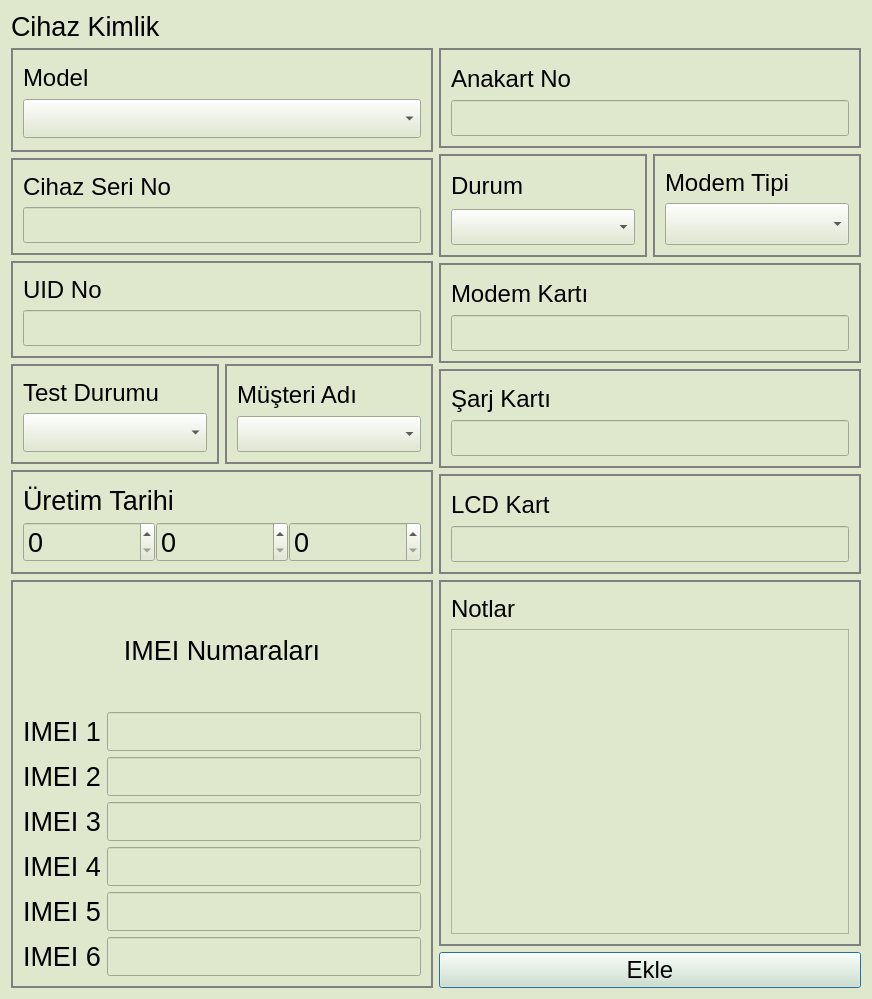
First picture: the form in src/secdialog.ui, repository yunusemrecinar/QT5-cihaz-kimlik-teknik-servis, before the edit.
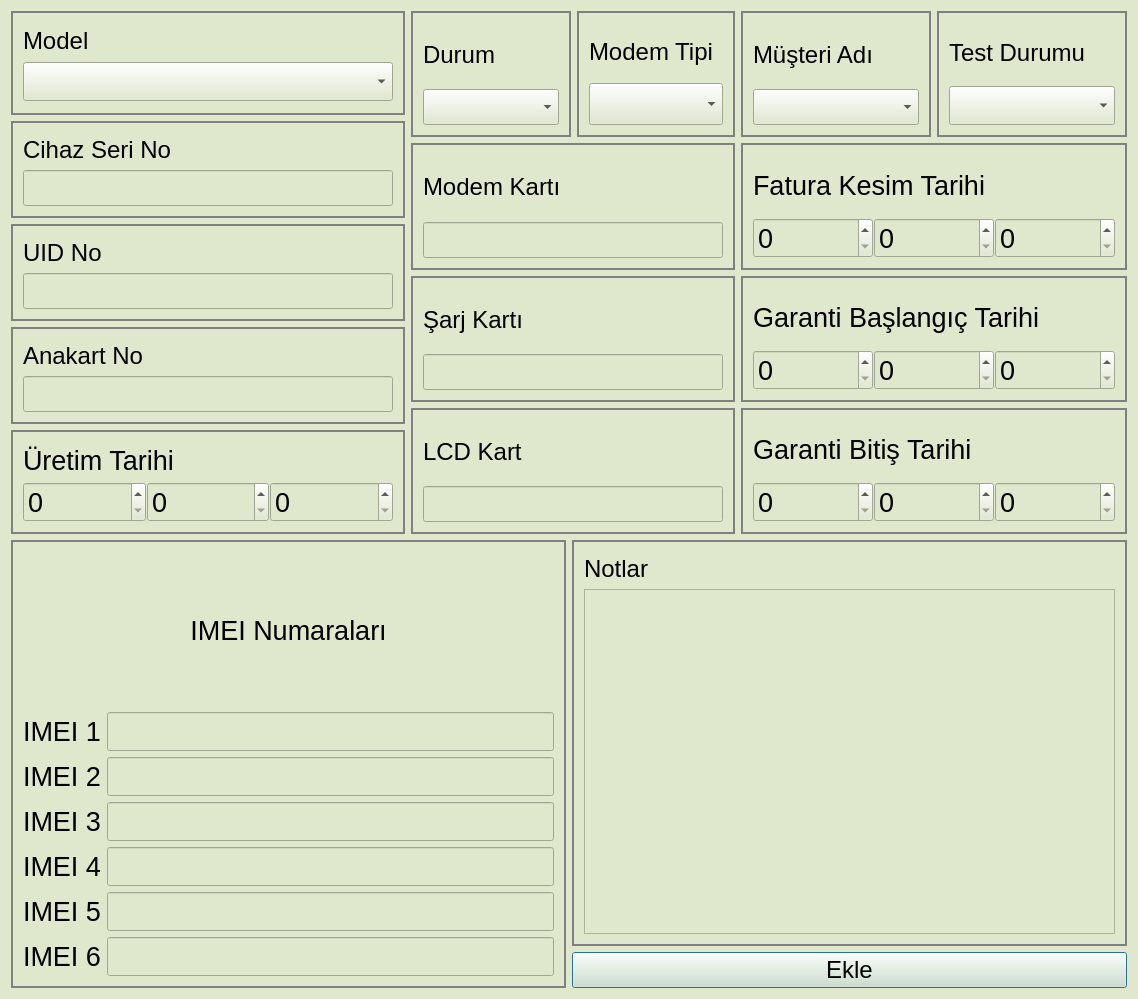
Second picture: the form after the edit.

The edit to the form file:
```diff
--- a/src/secdialog.ui
+++ b/src/secdialog.ui
@@ -6,7 +6,7 @@
    <rect>
     <x>0</x>
     <y>0</y>
-    <width>872</width>
+    <width>1138</width>
     <height>999</height>
    </rect>
   </property>
@@ -23,30 +23,9 @@
   background-color: #DFE8CC ;
 }</string>
   </property>
-  <layout class="QVBoxLayout" name="verticalLayout_19">
+  <layout class="QVBoxLayout" name="verticalLayout_23">
    <item>
     <layout class="QVBoxLayout" name="verticalLayout_14">
-     <item>
-      <widget class="QLabel" name="label_2">
-       <property name="sizePolicy">
-        <sizepolicy hsizetype="Fixed" vsizetype="Fixed">
-         <horstretch>0</horstretch>
-         <verstretch>0</verstretch>
-        </sizepolicy>
-       </property>
-       <property name="font">
-        <font>
-         <pointsize>20</pointsize>
-        </font>
-       </property>
-       <property name="styleSheet">
-        <string notr="true"/>
-       </property>
-       <property name="text">
-        <string>Cihaz Kimlik</string>
-       </property>
-      </widget>
-     </item>
      <item>
       <layout class="QHBoxLayout" name="horizontalLayout_2">
        <item>
@@ -61,7 +40,7 @@
            </property>
            <property name="minimumSize">
             <size>
-             <width>420</width>
+             <width>394</width>
              <height>104</height>
             </size>
            </property>
@@ -74,14 +53,14 @@
             <item>
              <widget class="QLabel" name="Model">
               <property name="sizePolicy">
-               <sizepolicy hsizetype="Fixed" vsizetype="Fixed">
+               <sizepolicy hsizetype="Preferred" vsizetype="Fixed">
                 <horstretch>0</horstretch>
                 <verstretch>0</verstretch>
                </sizepolicy>
               </property>
               <property name="minimumSize">
                <size>
-                <width>398</width>
+                <width>0</width>
                 <height>0</height>
                </size>
               </property>
@@ -190,92 +169,39 @@
           </widget>
          </item>
          <item>
-          <layout class="QHBoxLayout" name="horizontalLayout_3">
-           <item>
-            <widget class="QGroupBox" name="TestDurumBox">
-             <property name="styleSheet">
-              <string notr="true">QGroupBox {
+          <widget class="QGroupBox" name="AnakartNoBox">
+           <property name="styleSheet">
+            <string notr="true">QGroupBox {
 border:2px solid grey;
 }</string>
-             </property>
-             <layout class="QVBoxLayout" name="verticalLayout_8">
-              <item>
-               <widget class="QLabel" name="testDurumu">
-                <property name="font">
-                 <font>
-                  <pointsize>18</pointsize>
-                 </font>
-                </property>
-                <property name="styleSheet">
-                 <string notr="true">verticalLayout_6 {
-border:1px;
-}</string>
-                </property>
-                <property name="text">
-                 <string>Test Durumu</string>
-                </property>
-               </widget>
-              </item>
-              <item>
-               <widget class="QComboBox" name="test_durum_">
-                <property name="font">
-                 <font>
-                  <pointsize>20</pointsize>
-                 </font>
-                </property>
-               </widget>
-              </item>
-             </layout>
-            </widget>
-           </item>
-           <item>
-            <widget class="QGroupBox" name="musteriAdiBox">
-             <property name="minimumSize">
-              <size>
-               <width>0</width>
-               <height>0</height>
-              </size>
-             </property>
-             <property name="styleSheet">
-              <string notr="true">QGroupBox {
-border: 2px solid grey;
-}</string>
-             </property>
-             <layout class="QVBoxLayout" name="verticalLayout_10">
-              <item>
-               <widget class="QLabel" name="musteriAdi_2">
-                <property name="maximumSize">
-                 <size>
-                  <width>16777215</width>
-                  <height>16777215</height>
-                 </size>
-                </property>
-                <property name="font">
-                 <font>
-                  <pointsize>18</pointsize>
-                 </font>
-                </property>
-                <property name="text">
-                 <string>Müşteri Adı</string>
-                </property>
-               </widget>
-              </item>
-              <item>
-               <widget class="QComboBox" name="musteriAdi_1">
-                <property name="enabled">
-                 <bool>true</bool>
-                </property>
-                <property name="font">
-                 <font>
-                  <pointsize>18</pointsize>
-                 </font>
-                </property>
-               </widget>
-              </item>
-             </layout>
-            </widget>
-           </item>
-          </layout>
+           </property>
+           <layout class="QVBoxLayout" name="verticalLayout">
+            <item>
+             <widget class="QLabel" name="anakart">
+              <property name="font">
+               <font>
+                <pointsize>18</pointsize>
+               </font>
+              </property>
+              <property name="styleSheet">
+               <string notr="true"/>
+              </property>
+              <property name="text">
+               <string>Anakart No</string>
+              </property>
+             </widget>
+            </item>
+            <item>
+             <widget class="QLineEdit" name="anakart_">
+              <property name="font">
+               <font>
+                <pointsize>18</pointsize>
+               </font>
+              </property>
+             </widget>
+            </item>
+           </layout>
+          </widget>
          </item>
          <item>
           <widget class="QGroupBox" name="uretimTarihBox">
@@ -356,45 +282,16 @@
        </item>
        <item>
         <layout class="QVBoxLayout" name="verticalLayout_13">
-         <item>
-          <widget class="QGroupBox" name="AnakartNoBox">
-           <property name="styleSheet">
-            <string notr="true">QGroupBox {
-border:2px solid grey;
-}</string>
-           </property>
-           <layout class="QVBoxLayout" name="verticalLayout">
-            <item>
-             <widget class="QLabel" name="anakart">
-              <property name="font">
-               <font>
-                <pointsize>18</pointsize>
-               </font>
-              </property>
-              <property name="styleSheet">
-               <string notr="true"/>
-              </property>
-              <property name="text">
-               <string>Anakart No</string>
-              </property>
-             </widget>
-            </item>
-            <item>
-             <widget class="QLineEdit" name="anakart_">
-              <property name="font">
-               <font>
-                <pointsize>18</pointsize>
-               </font>
-              </property>
-             </widget>
-            </item>
-           </layout>
-          </widget>
-         </item>
          <item>
           <layout class="QHBoxLayout" name="horizontalLayout_5">
            <item>
             <widget class="QGroupBox" name="DurumBox">
+             <property name="minimumSize">
+              <size>
+               <width>160</width>
+               <height>0</height>
+              </size>
+             </property>
              <property name="font">
               <font>
                <pointsize>18</pointsize>
@@ -606,6 +503,323 @@
          </item>
         </layout>
        </item>
+       <item>
+        <layout class="QVBoxLayout" name="verticalLayout_19">
+         <item>
+          <layout class="QHBoxLayout" name="horizontalLayout_8">
+           <item>
+            <widget class="QGroupBox" name="musteriAdiBox">
+             <property name="minimumSize">
+              <size>
+               <width>0</width>
+               <height>0</height>
+              </size>
+             </property>
+             <property name="styleSheet">
+              <string notr="true">QGroupBox {
+border: 2px solid grey;
+}</string>
+             </property>
+             <layout class="QVBoxLayout" name="verticalLayout_10">
+              <item>
+               <widget class="QLabel" name="musteriAdi_2">
+                <property name="maximumSize">
+                 <size>
+                  <width>16777215</width>
+                  <height>16777215</height>
+                 </size>
+                </property>
+                <property name="font">
+                 <font>
+                  <pointsize>18</pointsize>
+                 </font>
+                </property>
+                <property name="text">
+                 <string>Müşteri Adı</string>
+                </property>
+               </widget>
+              </item>
+              <item>
+               <widget class="QComboBox" name="musteriAdi_1">
+                <property name="enabled">
+                 <bool>true</bool>
+                </property>
+                <property name="font">
+                 <font>
+                  <pointsize>18</pointsize>
+                 </font>
+                </property>
+               </widget>
+              </item>
+             </layout>
+            </widget>
+           </item>
+           <item>
+            <widget class="QGroupBox" name="TestDurumBox">
+             <property name="styleSheet">
+              <string notr="true">QGroupBox {
+border:2px solid grey;
+}</string>
+             </property>
+             <layout class="QVBoxLayout" name="verticalLayout_8">
+              <item>
+               <widget class="QLabel" name="testDurumu">
+                <property name="font">
+                 <font>
+                  <pointsize>18</pointsize>
+                 </font>
+                </property>
+                <property name="styleSheet">
+                 <string notr="true">verticalLayout_6 {
+border:1px;
+}</string>
+                </property>
+                <property name="text">
+                 <string>Test Durumu</string>
+                </property>
+               </widget>
+              </item>
+              <item>
+               <widget class="QComboBox" name="test_durum_">
+                <property name="font">
+                 <font>
+                  <pointsize>20</pointsize>
+                 </font>
+                </property>
+               </widget>
+              </item>
+             </layout>
+            </widget>
+           </item>
+          </layout>
+         </item>
+         <item>
+          <widget class="QGroupBox" name="faturaKesinBox">
+           <property name="styleSheet">
+            <string notr="true">QGroupBox {
+border:2px solid grey;
+}</string>
+           </property>
+           <layout class="QVBoxLayout" name="verticalLayout_20">
+            <item>
+             <widget class="QLabel" name="uretim_tarih_2">
+              <property name="font">
+               <font>
+                <pointsize>20</pointsize>
+               </font>
+              </property>
+              <property name="text">
+               <string>Fatura Kesim Tarihi</string>
+              </property>
+             </widget>
+            </item>
+            <item>
+             <layout class="QHBoxLayout" name="horizontalLayout_3">
+              <property name="spacing">
+               <number>1</number>
+              </property>
+              <item>
+               <widget class="QSpinBox" name="fatura_date_day_">
+                <property name="minimumSize">
+                 <size>
+                  <width>120</width>
+                  <height>40</height>
+                 </size>
+                </property>
+                <property name="font">
+                 <font>
+                  <pointsize>20</pointsize>
+                 </font>
+                </property>
+               </widget>
+              </item>
+              <item>
+               <widget class="QSpinBox" name="fatura_date_month_">
+                <property name="minimumSize">
+                 <size>
+                  <width>120</width>
+                  <height>40</height>
+                 </size>
+                </property>
+                <property name="font">
+                 <font>
+                  <pointsize>20</pointsize>
+                 </font>
+                </property>
+               </widget>
+              </item>
+              <item>
+               <widget class="QSpinBox" name="fatura_date_year_">
+                <property name="minimumSize">
+                 <size>
+                  <width>120</width>
+                  <height>40</height>
+                 </size>
+                </property>
+                <property name="font">
+                 <font>
+                  <pointsize>20</pointsize>
+                 </font>
+                </property>
+               </widget>
+              </item>
+             </layout>
+            </item>
+           </layout>
+          </widget>
+         </item>
+         <item>
+          <widget class="QGroupBox" name="garantiBaslangicBox">
+           <property name="styleSheet">
+            <string notr="true">QGroupBox {
+border:2px solid grey;
+}</string>
+           </property>
+           <layout class="QVBoxLayout" name="verticalLayout_22">
+            <item>
+             <widget class="QLabel" name="uretim_tarih_4">
+              <property name="font">
+               <font>
+                <pointsize>20</pointsize>
+               </font>
+              </property>
+              <property name="text">
+               <string>Garanti Başlangıç Tarihi</string>
+              </property>
+             </widget>
+            </item>
+            <item>
+             <layout class="QHBoxLayout" name="horizontalLayout_7">
+              <property name="spacing">
+               <number>1</number>
+              </property>
+              <item>
+               <widget class="QSpinBox" name="garanti_start_day_">
+                <property name="minimumSize">
+                 <size>
+                  <width>120</width>
+                  <height>40</height>
+                 </size>
+                </property>
+                <property name="font">
+                 <font>
+                  <pointsize>20</pointsize>
+                 </font>
+                </property>
+               </widget>
+              </item>
+              <item>
+               <widget class="QSpinBox" name="garanti_start_month_">
+                <property name="minimumSize">
+                 <size>
+                  <width>120</width>
+                  <height>40</height>
+                 </size>
+                </property>
+                <property name="font">
+                 <font>
+                  <pointsize>20</pointsize>
+                 </font>
+                </property>
+               </widget>
+              </item>
+              <item>
+               <widget class="QSpinBox" name="garanti_start_year_">
+                <property name="minimumSize">
+                 <size>
+                  <width>120</width>
+                  <height>40</height>
+                 </size>
+                </property>
+                <property name="font">
+                 <font>
+                  <pointsize>20</pointsize>
+                 </font>
+                </property>
+               </widget>
+              </item>
+             </layout>
+            </item>
+           </layout>
+          </widget>
+         </item>
+         <item>
+          <widget class="QGroupBox" name="garantiBitisBox">
+           <property name="styleSheet">
+            <string notr="true">QGroupBox {
+border:2px solid grey;
+}</string>
+           </property>
+           <layout class="QVBoxLayout" name="verticalLayout_21">
+            <item>
+             <widget class="QLabel" name="uretim_tarih_3">
+              <property name="font">
+               <font>
+                <pointsize>20</pointsize>
+               </font>
+              </property>
+              <property name="text">
+               <string>Garanti Bitiş Tarihi</string>
+              </property>
+             </widget>
+            </item>
+            <item>
+             <layout class="QHBoxLayout" name="horizontalLayout_6">
+              <property name="spacing">
+               <number>1</number>
+              </property>
+              <item>
+               <widget class="QSpinBox" name="garanti_bitis_day_">
+                <property name="minimumSize">
+                 <size>
+                  <width>120</width>
+                  <height>40</height>
+                 </size>
+                </property>
+                <property name="font">
+                 <font>
+                  <pointsize>20</pointsize>
+                 </font>
+                </property>
+               </widget>
+              </item>
+              <item>
+               <widget class="QSpinBox" name="garanti_bitis_month_">
+                <property name="minimumSize">
+                 <size>
+                  <width>120</width>
+                  <height>40</height>
+                 </size>
+                </property>
+                <property name="font">
+                 <font>
+                  <pointsize>20</pointsize>
+                 </font>
+                </property>
+               </widget>
+              </item>
+              <item>
+               <widget class="QSpinBox" name="garanti_bitis_year_">
+                <property name="minimumSize">
+                 <size>
+                  <width>120</width>
+                  <height>40</height>
+                 </size>
+                </property>
+                <property name="font">
+                 <font>
+                  <pointsize>20</pointsize>
+                 </font>
+                </property>
+               </widget>
+              </item>
+             </layout>
+            </item>
+           </layout>
+          </widget>
+         </item>
+        </layout>
+       </item>
       </layout>
      </item>
      <item>
```
